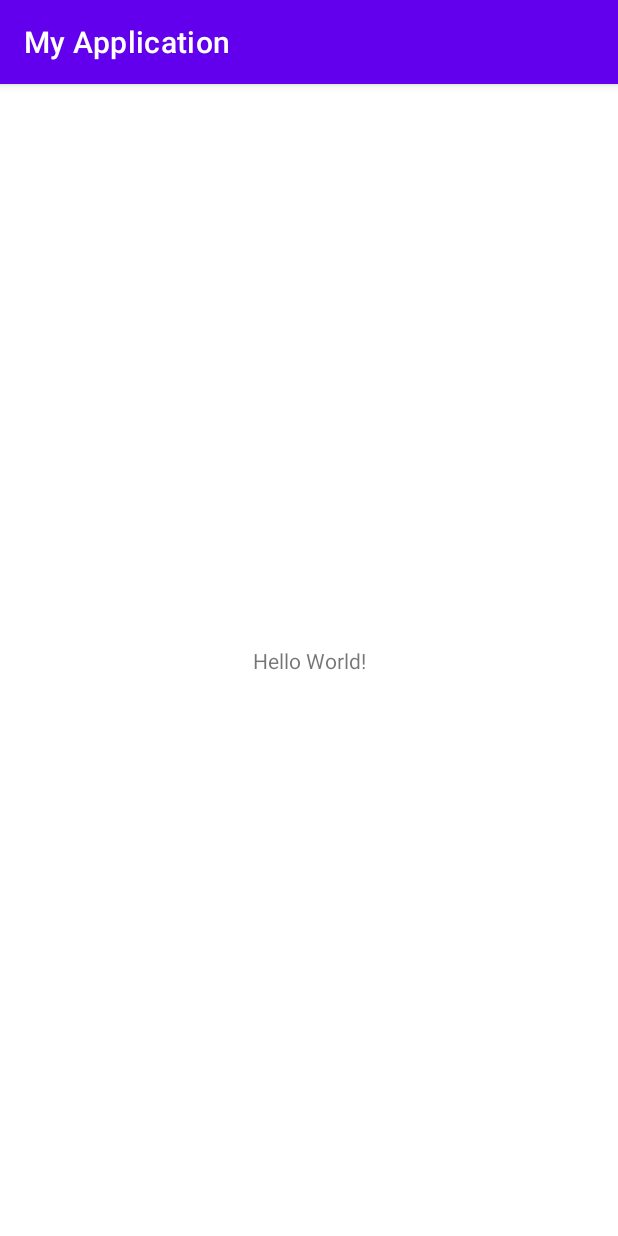
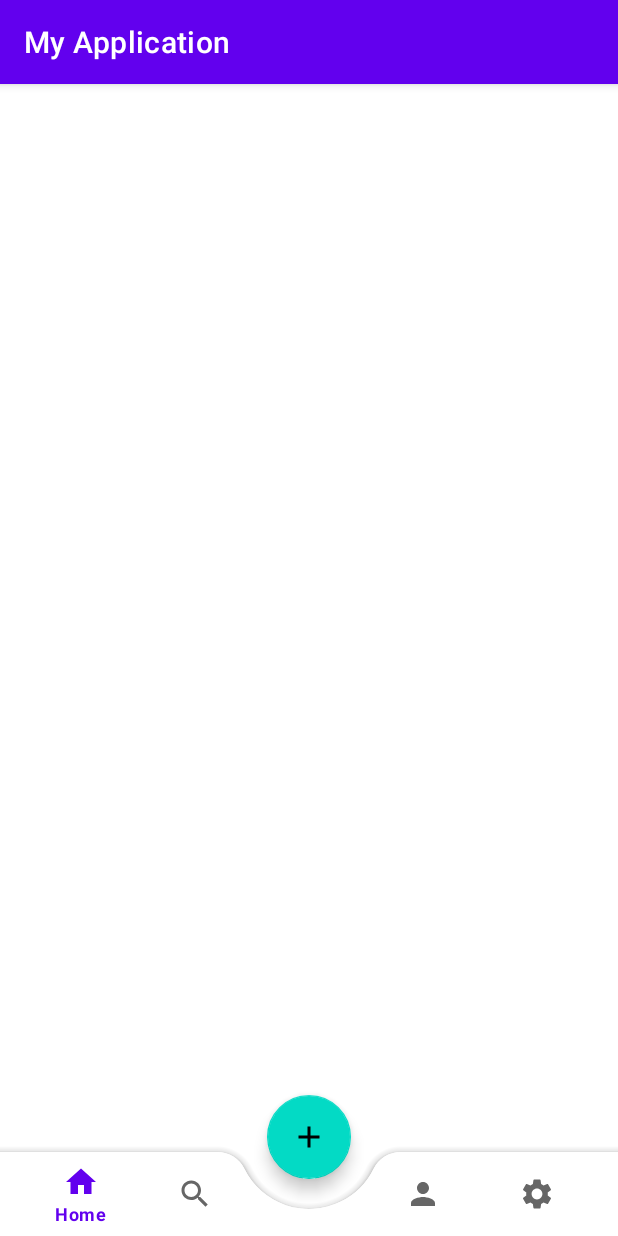
Before and after one commit to yolokbrother/MobileARApplication, an Android app: the MainActivity screen opened directly, with no data from a screen before it, on a phone screen of 412 x 824 dp. Run offline under Robolectric (Android 15) with nearby library versions, the phone set to English and light mode, and no system bars.

Commit message:
bottom bar

```diff
--- a/app/build.gradle
+++ b/app/build.gradle
@@ -3,6 +3,7 @@ plugins {
     id 'org.jetbrains.kotlin.android'
     id 'com.google.gms.google-services'
 }
+apply plugin: 'kotlin-android-extensions'
 
 android {
     namespace 'com.example.myapplication'
@@ -46,4 +47,7 @@ dependencies {
     testImplementation 'junit:junit:4.13.2'
     androidTestImplementation 'androidx.test.ext:junit:1.1.4'
     androidTestImplementation 'androidx.test.espresso:espresso-core:3.5.0'
+
+    //Material Design
+    implementation 'com.google.android.material:material:1.3.0-alpha03'
 }
--- a/app/src/main/java/com/example/myapplication/MainActivity.kt
+++ b/app/src/main/java/com/example/myapplication/MainActivity.kt
@@ -2,12 +2,14 @@ package com.example.myapplication
 
 import androidx.appcompat.app.AppCompatActivity
 import android.os.Bundle
+import kotlinx.android.synthetic.main.activity_main.*
 import android.util.Log
 
 class MainActivity : AppCompatActivity() {
     override fun onCreate(savedInstanceState: Bundle?) {
         super.onCreate(savedInstanceState)
         setContentView(R.layout.activity_main)
-
+        bottomNavigationView.background = null
+        bottomNavigationView.menu.getItem(2).isEnabled = false
     }
 }
--- /dev/null
+++ b/app/src/main/res/drawable/ic_add.xml
@@ -0,0 +1,5 @@
+<vector android:height="24dp" android:tint="#000000"
+    android:viewportHeight="24" android:viewportWidth="24"
+    android:width="24dp" xmlns:android="http://schemas.android.com/apk/res/android">
+    <path android:fillColor="@android:color/white" android:pathData="M19,13h-6v6h-2v-6H5v-2h6V5h2v6h6v2z"/>
+</vector>
--- /dev/null
+++ b/app/src/main/res/drawable/ic_home.xml
@@ -0,0 +1,5 @@
+<vector android:height="24dp" android:tint="#000000"
+    android:viewportHeight="24" android:viewportWidth="24"
+    android:width="24dp" xmlns:android="http://schemas.android.com/apk/res/android">
+    <path android:fillColor="@android:color/white" android:pathData="M10,20v-6h4v6h5v-8h3L12,3 2,12h3v8z"/>
+</vector>
--- /dev/null
+++ b/app/src/main/res/drawable/ic_person.xml
@@ -0,0 +1,5 @@
+<vector android:height="24dp" android:tint="#000000"
+    android:viewportHeight="24" android:viewportWidth="24"
+    android:width="24dp" xmlns:android="http://schemas.android.com/apk/res/android">
+    <path android:fillColor="@android:color/white" android:pathData="M12,12c2.21,0 4,-1.79 4,-4s-1.79,-4 -4,-4 -4,1.79 -4,4 1.79,4 4,4zM12,14c-2.67,0 -8,1.34 -8,4v2h16v-2c0,-2.66 -5.33,-4 -8,-4z"/>
+</vector>
--- /dev/null
+++ b/app/src/main/res/drawable/ic_search.xml
@@ -0,0 +1,5 @@
+<vector android:height="24dp" android:tint="#000000"
+    android:viewportHeight="24" android:viewportWidth="24"
+    android:width="24dp" xmlns:android="http://schemas.android.com/apk/res/android">
+    <path android:fillColor="@android:color/white" android:pathData="M15.5,14h-0.79l-0.28,-0.27C15.41,12.59 16,11.11 16,9.5 16,5.91 13.09,3 9.5,3S3,5.91 3,9.5 5.91,16 9.5,16c1.61,0 3.09,-0.59 4.23,-1.57l0.27,0.28v0.79l5,4.99L20.49,19l-4.99,-5zM9.5,14C7.01,14 5,11.99 5,9.5S7.01,5 9.5,5 14,7.01 14,9.5 11.99,14 9.5,14z"/>
+</vector>
--- /dev/null
+++ b/app/src/main/res/drawable/ic_settings.xml
@@ -0,0 +1,5 @@
+<vector android:height="24dp" android:tint="#000000"
+    android:viewportHeight="24" android:viewportWidth="24"
+    android:width="24dp" xmlns:android="http://schemas.android.com/apk/res/android">
+    <path android:fillColor="@android:color/white" android:pathData="M19.14,12.94c0.04,-0.3 0.06,-0.61 0.06,-0.94c0,-0.32 -0.02,-0.64 -0.07,-0.94l2.03,-1.58c0.18,-0.14 0.23,-0.41 0.12,-0.61l-1.92,-3.32c-0.12,-0.22 -0.37,-0.29 -0.59,-0.22l-2.39,0.96c-0.5,-0.38 -1.03,-0.7 -1.62,-0.94L14.4,2.81c-0.04,-0.24 -0.24,-0.41 -0.48,-0.41h-3.84c-0.24,0 -0.43,0.17 -0.47,0.41L9.25,5.35C8.66,5.59 8.12,5.92 7.63,6.29L5.24,5.33c-0.22,-0.08 -0.47,0 -0.59,0.22L2.74,8.87C2.62,9.08 2.66,9.34 2.86,9.48l2.03,1.58C4.84,11.36 4.8,11.69 4.8,12s0.02,0.64 0.07,0.94l-2.03,1.58c-0.18,0.14 -0.23,0.41 -0.12,0.61l1.92,3.32c0.12,0.22 0.37,0.29 0.59,0.22l2.39,-0.96c0.5,0.38 1.03,0.7 1.62,0.94l0.36,2.54c0.05,0.24 0.24,0.41 0.48,0.41h3.84c0.24,0 0.44,-0.17 0.47,-0.41l0.36,-2.54c0.59,-0.24 1.13,-0.56 1.62,-0.94l2.39,0.96c0.22,0.08 0.47,0 0.59,-0.22l1.92,-3.32c0.12,-0.22 0.07,-0.47 -0.12,-0.61L19.14,12.94zM12,15.6c-1.98,0 -3.6,-1.62 -3.6,-3.6s1.62,-3.6 3.6,-3.6s3.6,1.62 3.6,3.6S13.98,15.6 12,15.6z"/>
+</vector>
--- a/app/src/main/res/layout/activity_main.xml
+++ b/app/src/main/res/layout/activity_main.xml
@@ -1,18 +1,35 @@
 <?xml version="1.0" encoding="utf-8"?>
-<androidx.constraintlayout.widget.ConstraintLayout xmlns:android="http://schemas.android.com/apk/res/android"
+<androidx.coordinatorlayout.widget.CoordinatorLayout xmlns:android="http://schemas.android.com/apk/res/android"
     xmlns:app="http://schemas.android.com/apk/res-auto"
     xmlns:tools="http://schemas.android.com/tools"
     android:layout_width="match_parent"
     android:layout_height="match_parent"
     tools:context=".MainActivity">
 
-    <TextView
+    <com.google.android.material.bottomappbar.BottomAppBar
+        android:id="@+id/bottomAppBar"
+        android:layout_width="match_parent"
+        android:layout_height="wrap_content"
+        android:layout_gravity="bottom"
+        app:fabCradleMargin="20dp"
+        app:fabCradleRoundedCornerRadius="20dp"
+        app:fabCradleVerticalOffset="10dp">
+
+        <com.google.android.material.bottomnavigation.BottomNavigationView
+            android:id="@+id/bottomNavigationView"
+            android:layout_width="match_parent"
+            android:layout_height="match_parent"
+            android:layout_marginEnd="16dp"
+            android:background="@android:color/transparent"
+            app:menu="@menu/bottom_nav_menu" />
+
+    </com.google.android.material.bottomappbar.BottomAppBar>
+
+    <com.google.android.material.floatingactionbutton.FloatingActionButton
+        android:id="@+id/fab"
         android:layout_width="wrap_content"
         android:layout_height="wrap_content"
-        android:text="Hello World!"
-        app:layout_constraintBottom_toBottomOf="parent"
-        app:layout_constraintEnd_toEndOf="parent"
-        app:layout_constraintStart_toStartOf="parent"
-        app:layout_constraintTop_toTopOf="parent" />
+        android:src="@drawable/ic_add"
+        app:layout_anchor="@id/bottomAppBar" />
 
-</androidx.constraintlayout.widget.ConstraintLayout>
+</androidx.coordinatorlayout.widget.CoordinatorLayout>
--- /dev/null
+++ b/app/src/main/res/menu/bottom_nav_menu.xml
@@ -0,0 +1,22 @@
+<?xml version="1.0" encoding="utf-8"?>
+<menu xmlns:android="http://schemas.android.com/apk/res/android">
+
+    <item android:id="@+id/miHome"
+        android:title="Home"
+        android:icon="@drawable/ic_home" />
+
+    <item android:id="@+id/miSearch"
+        android:title="Search"
+        android:icon="@drawable/ic_search" />
+
+    <item android:id="@+id/textinput_placeholder"
+        android:title=""/>
+
+    <item android:id="@+id/miProfile"
+        android:title="Profile"
+        android:icon="@drawable/ic_person" />
+
+    <item android:id="@+id/miSettings"
+        android:title="Settings"
+        android:icon="@drawable/ic_settings" />
+</menu>
```
